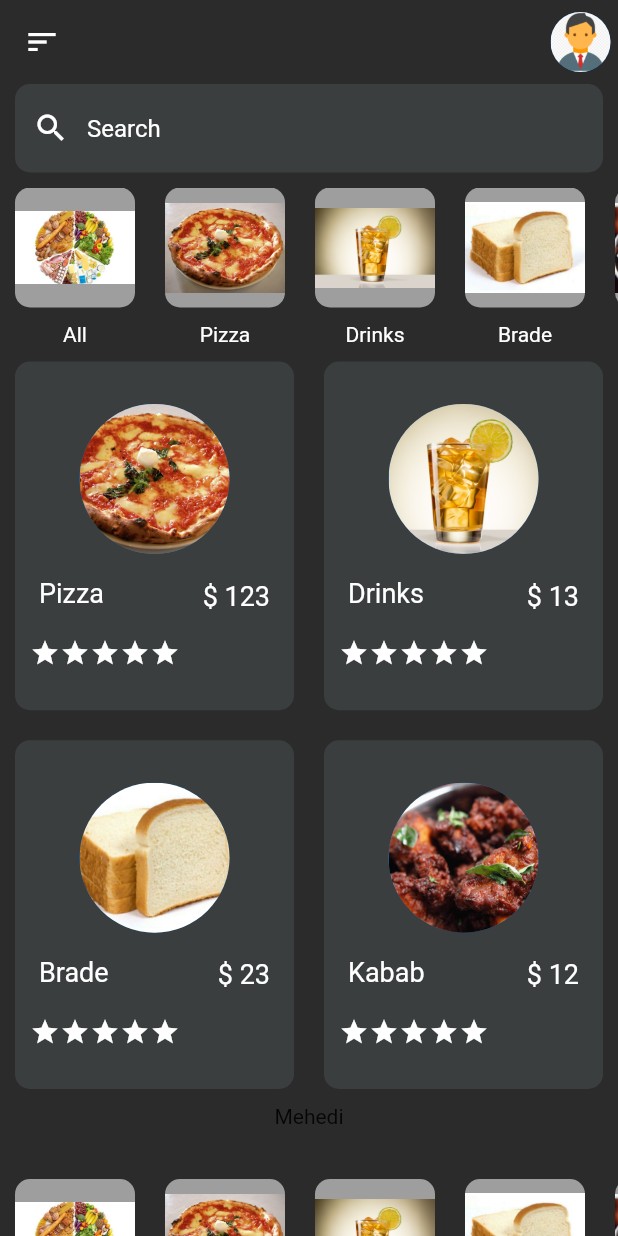
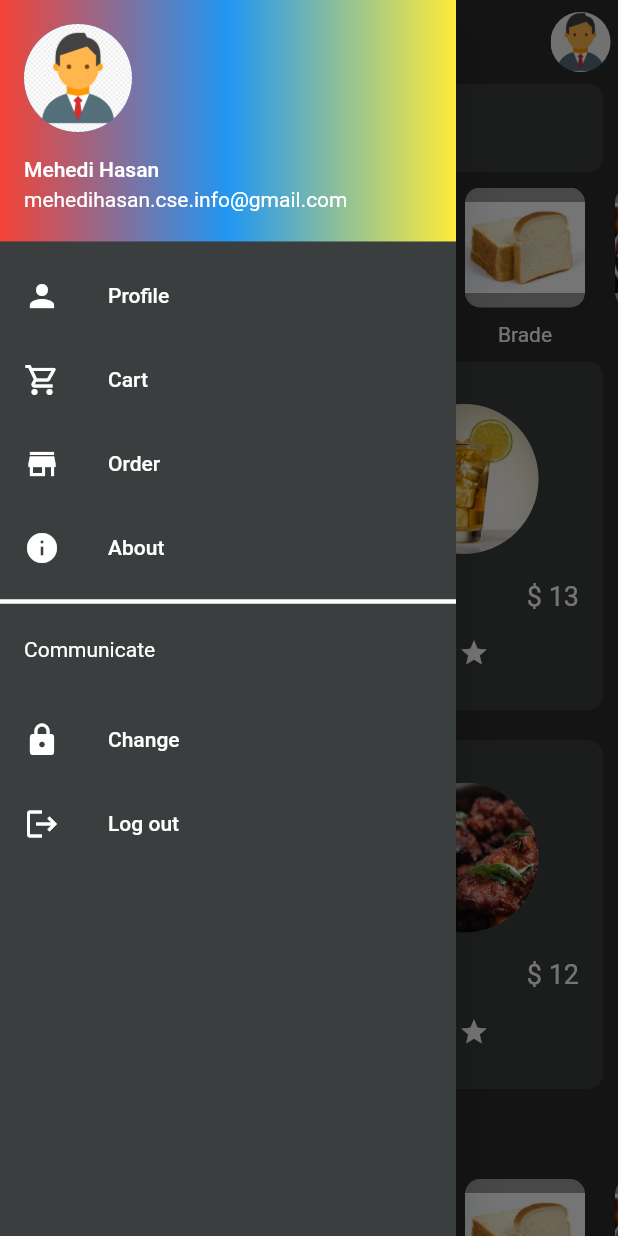
Before and after one commit to mehedi481/food-delivery-flutter, a Flutter app: the screen it shows once a user with an empty profile is signed in, with the side drawer open (before the commit the screen has no drawer), on a phone screen of 412 x 824 dp. Run offline on Flutter 3.47's test engine with Material 2 defaults, Android fonts, the phone set to English and light mode, and no system bars; our stand-ins replace cloud_firestore, firebase_auth, firebase_core; accounts and stored records are empty.

Commit message:
drawer added

```diff
--- a/lib/pages/home_page/HomePage.dart
+++ b/lib/pages/home_page/HomePage.dart
@@ -1,6 +1,7 @@
 import 'package:flutter/material.dart';
 import 'package:food_delivery/helper/image_path.dart';
 import 'package:food_delivery/pages/home_page/components/categories_food_items.dart';
+import 'package:food_delivery/pages/home_page/components/drawer.dart';
 import 'package:food_delivery/pages/home_page/components/food_items.dart';
 
 class HomePage extends StatefulWidget {
@@ -14,12 +15,9 @@ class _HomePageState extends State<HomePage> {
   @override
   Widget build(BuildContext context) {
     return Scaffold(
+      drawer: MyDrawer(),
       appBar: AppBar(
         elevation: 0.0,
-        leading: IconButton(
-          icon: Icon(Icons.sort),
-          onPressed: () {},
-        ),
         actions: [
           Padding(
             padding: const EdgeInsets.all(5.0),
@@ -86,7 +84,8 @@ class _HomePageState extends State<HomePage> {
                 ),
               ),
               GridView.count(
-                physics:ScrollPhysics(), //Note:This is very important if Gridview inside of ListView
+                physics:
+                    ScrollPhysics(), //Note:This is very important if Gridview inside of ListView
                 crossAxisCount: 2,
                 shrinkWrap: true,
                 crossAxisSpacing: 20,
--- /dev/null
+++ b/lib/pages/home_page/components/drawer.dart
@@ -0,0 +1,124 @@
+import 'package:flutter/material.dart';
+import 'package:food_delivery/helper/image_path.dart';
+
+class MyDrawer extends StatelessWidget {
+  const MyDrawer({Key? key}) : super(key: key);
+
+  @override
+  Widget build(BuildContext context) {
+    return Drawer(
+      child: Container(
+        color: Color(0xff3a3e3e),
+        child: SafeArea(
+            child: ListView(
+          children: [
+            UserAccountsDrawerHeader(
+              decoration: BoxDecoration(
+                gradient: LinearGradient(colors: [
+                  Colors.red,
+                  Colors.blue,
+                  Colors.yellow,
+                ]),
+              ),
+              accountName: Text("Mehedi Hasan"),
+              accountEmail: Text("mehedihasan.cse.info@gmail.com"),
+              currentAccountPicture: CircleAvatar(
+                backgroundImage: AssetImage(ImagePath.person),
+              ),
+            ),
+            ListTile(
+              onTap: () {
+
+              },
+              leading: Icon(
+                Icons.person,
+                color: Colors.white,
+              ),
+              title: Text(
+                "Profile",
+                style: TextStyle(
+                  color: Colors.white,
+                ),
+              ),
+            ),
+            ListTile(
+              onTap: () {},
+              leading: Icon(
+                Icons.shopping_cart_outlined,
+                color: Colors.white,
+              ),
+              title: Text(
+                "Cart",
+                style: TextStyle(
+                  color: Colors.white,
+                ),
+              ),
+            ),
+            ListTile(
+              onTap: () {},
+              leading: Icon(
+                Icons.store,
+                color: Colors.white,
+              ),
+              title: Text(
+                "Order",
+                style: TextStyle(
+                  color: Colors.white,
+                ),
+              ),
+            ),
+            ListTile(
+              onTap: () {},
+              leading: Icon(
+                Icons.info,
+                color: Colors.white,
+              ),
+              title: Text(
+                "About",
+                style: TextStyle(
+                  color: Colors.white,
+                ),
+              ),
+            ),
+            Divider(
+              thickness: 3,
+              color: Colors.white,
+            ),
+            ListTile(
+              leading: Text(
+                "Communicate",
+                style: TextStyle(color: Colors.white),
+              ),
+            ),
+            ListTile(
+              onTap: () {},
+              leading: Icon(
+                Icons.lock,
+                color: Colors.white,
+              ),
+              title: Text(
+                "Change",
+                style: TextStyle(
+                  color: Colors.white,
+                ),
+              ),
+            ),
+            ListTile(
+              onTap: () {},
+              leading: Icon(
+                Icons.logout,
+                color: Colors.white,
+              ),
+              title: Text(
+                "Log out",
+                style: TextStyle(
+                  color: Colors.white,
+                ),
+              ),
+            ),
+          ],
+        )),
+      ),
+    );
+  }
+}
--- a/lib/pages/signup_page.dart
+++ b/lib/pages/signup_page.dart
@@ -39,7 +39,7 @@ class _SignUpPageState extends State<SignUpPage> {
           .collection("userData")
           .doc(userCredential.user!.uid)
           .set({
-        'firstName': firstName.text.trim(), //TODO: use trim() to avoid white space leading and trailing
+        'firstName': firstName.text.trim(), //Note: use trim() to avoid white space leading and trailing
         'lastName': lastName.text.trim(),
         'email': email.text.trim(),
         'password': password.text.trim(),
@@ -104,7 +104,7 @@ class _SignUpPageState extends State<SignUpPage> {
     password.clear();
   }
 
-  //TODO: use trim() to avoid white space leading and trailing
+  //Note: use trim() to avoid white space leading and trailing
   void validation() {
     if (firstName.text.trim().isEmpty) {
       ScaffoldMessenger.of(context).showSnackBar(
```
